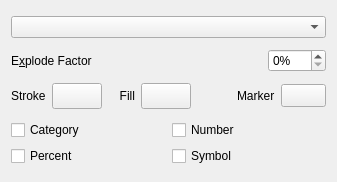
Qt form plugins/chartshape/PieConfigWidget.ui (KDE/calligra) before a commit.
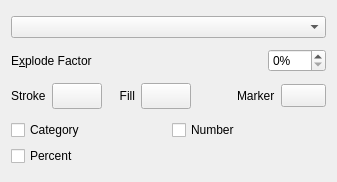
The same form after that commit. Custom widgets are drawn as their Qt base class.

Commit message: Chart: Remove Show Symbol from ui for charttypes without symbols

The edit to the form file:
```diff
--- a/plugins/chartshape/PieConfigWidget.ui
+++ b/plugins/chartshape/PieConfigWidget.ui
@@ -190,13 +190,6 @@
        </property>
       </widget>
      </item>
-     <item row="1" column="1">
-      <widget class="QCheckBox" name="dataPointShowSymbol">
-       <property name="text">
-        <string>Symbol</string>
-       </property>
-      </widget>
-     </item>
     </layout>
    </item>
   </layout>
```
The commit also changes 7 other files.
